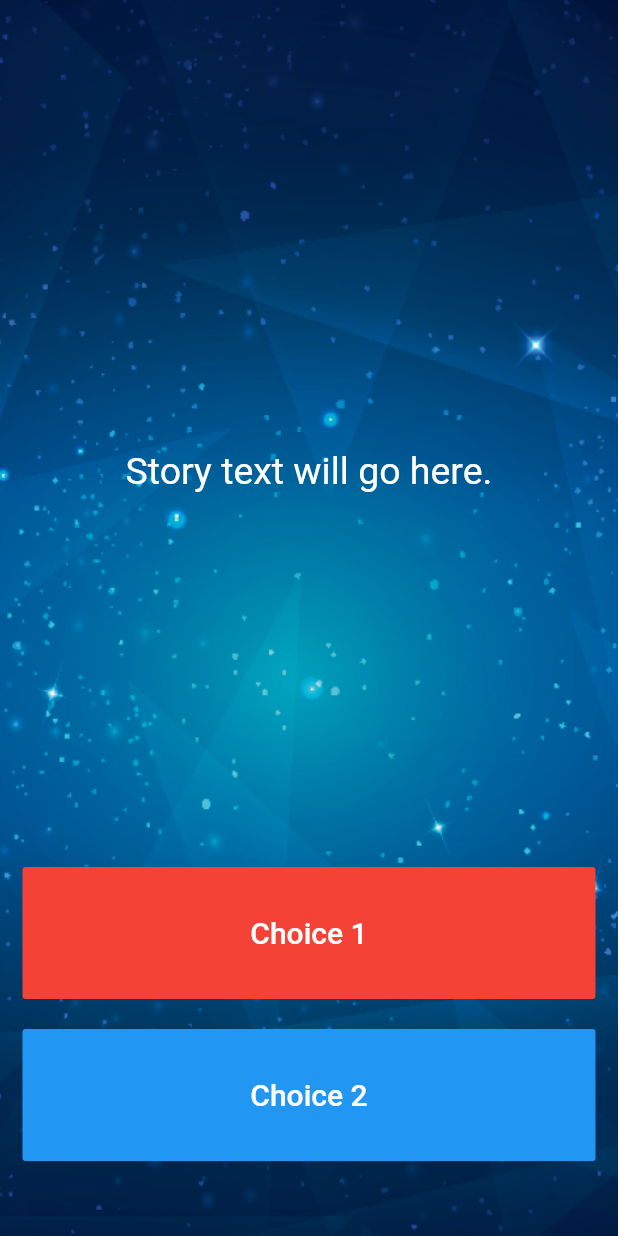
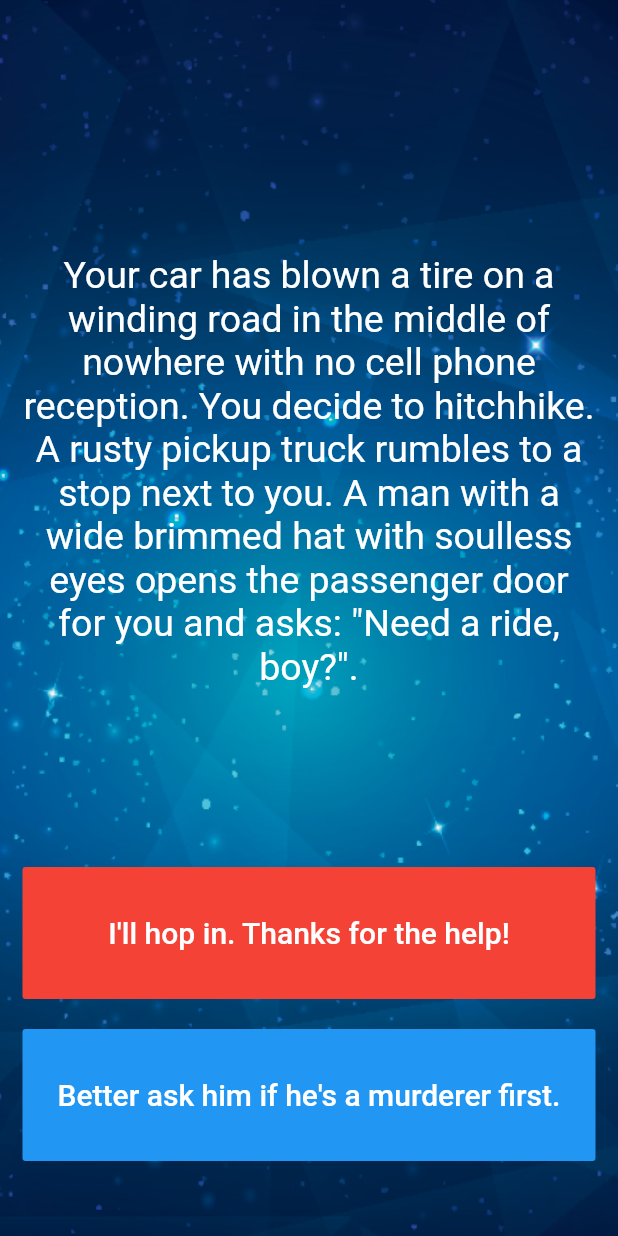
Before and after one commit to illtrax/story_game, a Flutter app: the screen it shows after launch, on a phone screen of 412 x 824 dp. Run offline on Flutter 3.47's test engine with Material 2 defaults, Android fonts, the phone set to English and light mode, and no system bars.

Commit message:
Up to step 14

```diff
--- a/lib/main.dart
+++ b/lib/main.dart
@@ -1,3 +1,4 @@
+import 'story_brain.dart';
 import 'package:flutter/material.dart';
 
 //TODO: Step 15 - Run the app and see if you can see the screen update with the first story. Delete this TODO if it looks as you expected.
@@ -13,7 +14,7 @@
   }
 }
 
-//TODO: Step 9 - Create a new storyBrain object from the StoryBrain class.
+StoryBrain _storyBrain = StoryBrain();
 
 class StoryPage extends StatefulWidget {
   _StoryPageState createState() => _StoryPageState();
@@ -40,11 +41,11 @@
                 flex: 12,
                 child: Center(
                   child: Text(
-                    //TODO: Step 10 - use the storyBrain to get the first story title and display it in this Text Widget.
-                    'Story text will go here.',
+                    _storyBrain.getStory(),
                     style: TextStyle(
                       fontSize: 25.0,
                     ),
+                    textAlign: TextAlign.center,
                   ),
                 ),
               ),
@@ -57,8 +58,7 @@
                   },
                   color: Colors.red,
                   child: Text(
-                    //TODO: Step 13 - Use the storyBrain to get the text for choice 1.
-                    'Choice 1',
+                    _storyBrain.getChoice1(),
                     style: TextStyle(
                       fontSize: 20.0,
                     ),
@@ -79,8 +79,7 @@
                   },
                   color: Colors.blue,
                   child: Text(
-                    //TODO: Step 14 - Use the storyBrain to get the text for choice 2.
-                    'Choice 2',
+                    _storyBrain.getChoice2(),
                     style: TextStyle(
                       fontSize: 20.0,
                     ),
--- a/lib/story.dart
+++ b/lib/story.dart
@@ -1,10 +1,7 @@
-//TODO: Step 2 - Create a new class called Story.
 class Story {
   String storyTitle;
   String choice1;
   String choice2;
 
-  Story({this.storyTitle, this.choice1, this.choice2}) {
-    return;
-  }
+  Story({this.storyTitle, this.choice1, this.choice2});
 }
--- a/lib/story_brain.dart
+++ b/lib/story_brain.dart
@@ -1,48 +1,54 @@
-//TODO: Step 6 - import the story.dart file into this file.
+import 'story.dart';
 
-//TODO: Step 5 - Create a new class called StoryBrain.
+class StoryBrain {
+  int _storyNumber = 0;
 
-//TODO: Step 7 - Uncomment the lines below to include storyData as a private property in StoryBrain. Hint: You might need to change something in story.dart to make this work.
+  List<Story> _storyData = [
+    Story(
+        storyTitle:
+            'Your car has blown a tire on a winding road in the middle of nowhere with no cell phone reception. You decide to hitchhike. A rusty pickup truck rumbles to a stop next to you. A man with a wide brimmed hat with soulless eyes opens the passenger door for you and asks: "Need a ride, boy?".',
+        choice1: 'I\'ll hop in. Thanks for the help!',
+        choice2: 'Better ask him if he\'s a murderer first.'),
+    Story(
+        storyTitle: 'He nods slowly, unphased by the question.',
+        choice1: 'At least he\'s honest. I\'ll climb in.',
+        choice2: 'Wait, I know how to change a tire.'),
+    Story(
+        storyTitle:
+            'As you begin to drive, the stranger starts talking about his relationship with his mother. He gets angrier and angrier by the minute. He asks you to open the glovebox. Inside you find a bloody knife, two severed fingers, and a cassette tape of Elton John. He reaches for the glove box.',
+        choice1: 'I love Elton John! Hand him the cassette tape.',
+        choice2: 'It\'s him or me! You take the knife and stab him.'),
+    Story(
+        storyTitle:
+            'What? Such a cop out! Did you know traffic accidents are the second leading cause of accidental death for most adult age groups?',
+        choice1: 'Restart',
+        choice2: ''),
+    Story(
+        storyTitle:
+            'As you smash through the guardrail and careen towards the jagged rocks below you reflect on the dubious wisdom of stabbing someone while they are driving a car you are in.',
+        choice1: 'Restart',
+        choice2: ''),
+    Story(
+        storyTitle:
+            'You bond with the murderer while crooning verses of "Can you feel the love tonight". He drops you off at the next town. Before you go he asks you if you know any good places to dump bodies. You reply: "Try the pier".',
+        choice1: 'Restart',
+        choice2: '')
+  ];
 
-//List<Story> _storyData = [
-//  Story(
-//      storyTitle:
-//      'Your car has blown a tire on a winding road in the middle of nowhere with no cell phone reception. You decide to hitchhike. A rusty pickup truck rumbles to a stop next to you. A man with a wide brimmed hat with soulless eyes opens the passenger door for you and asks: "Need a ride, boy?".',
-//      choice1: 'I\'ll hop in. Thanks for the help!',
-//      choice2: 'Better ask him if he\'s a murderer first.'),
-//  Story(
-//      storyTitle: 'He nods slowly, unphased by the question.',
-//      choice1: 'At least he\'s honest. I\'ll climb in.',
-//      choice2: 'Wait, I know how to change a tire.'),
-//  Story(
-//      storyTitle:
-//      'As you begin to drive, the stranger starts talking about his relationship with his mother. He gets angrier and angrier by the minute. He asks you to open the glovebox. Inside you find a bloody knife, two severed fingers, and a cassette tape of Elton John. He reaches for the glove box.',
-//      choice1: 'I love Elton John! Hand him the cassette tape.',
-//      choice2: 'It\'s him or me! You take the knife and stab him.'),
-//  Story(
-//      storyTitle:
-//      'What? Such a cop out! Did you know traffic accidents are the second leading cause of accidental death for most adult age groups?',
-//      choice1: 'Restart',
-//      choice2: ''),
-//  Story(
-//      storyTitle:
-//      'As you smash through the guardrail and careen towards the jagged rocks below you reflect on the dubious wisdom of stabbing someone while they are driving a car you are in.',
-//      choice1: 'Restart',
-//      choice2: ''),
-//  Story(
-//      storyTitle:
-//      'You bond with the murderer while crooning verses of "Can you feel the love tonight". He drops you off at the next town. Before you go he asks you if you know any good places to dump bodies. You reply: "Try the pier".',
-//      choice1: 'Restart',
-//      choice2: '')
-//];
+  String getStory() {
+    return _storyData[_storyNumber].storyTitle;
+  }
+
+  String getChoice1() {
+    return _storyData[_storyNumber].choice1;
+  }
+
+  String getChoice2() {
+    return _storyData[_storyNumber].choice2;
+  }
+}
 
 //TODO: Step 23 - Use the storyNumber property inside getStory(), getChoice1() and getChoice2() so that it gets the updated story and choices rather than always just the first (0th) one.
-
-//TODO: Step 8 - Create a method called getStory() that returns the first storyTitle from _storyData.
-
-//TODO: Step 11 - Create a method called getChoice1() that returns the text for the first choice1 from _storyData.
-
-//TODO: Step 12 - Create a method called getChoice2() that returns the text for the first choice2 from _storyData.
 
 //TODO: Step 25 - Change the storyNumber property into a private property so that only story_brain.dart has access to it. You can do this by right clicking on the name (storyNumber) and selecting Refactor -> Rename to make the change across all the places where it's used.
 
```
